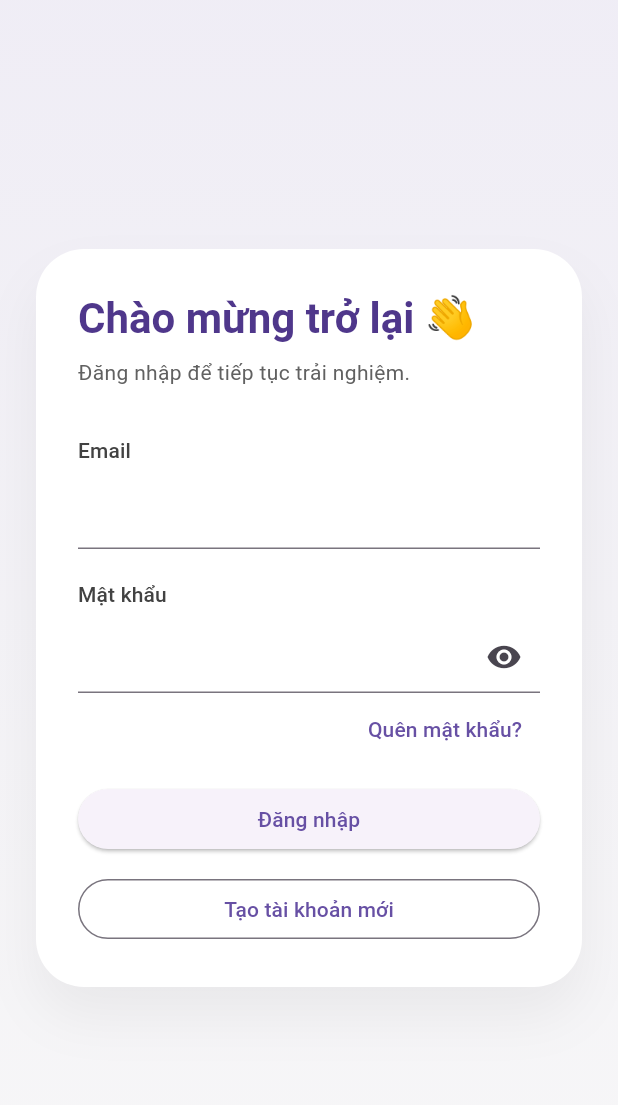
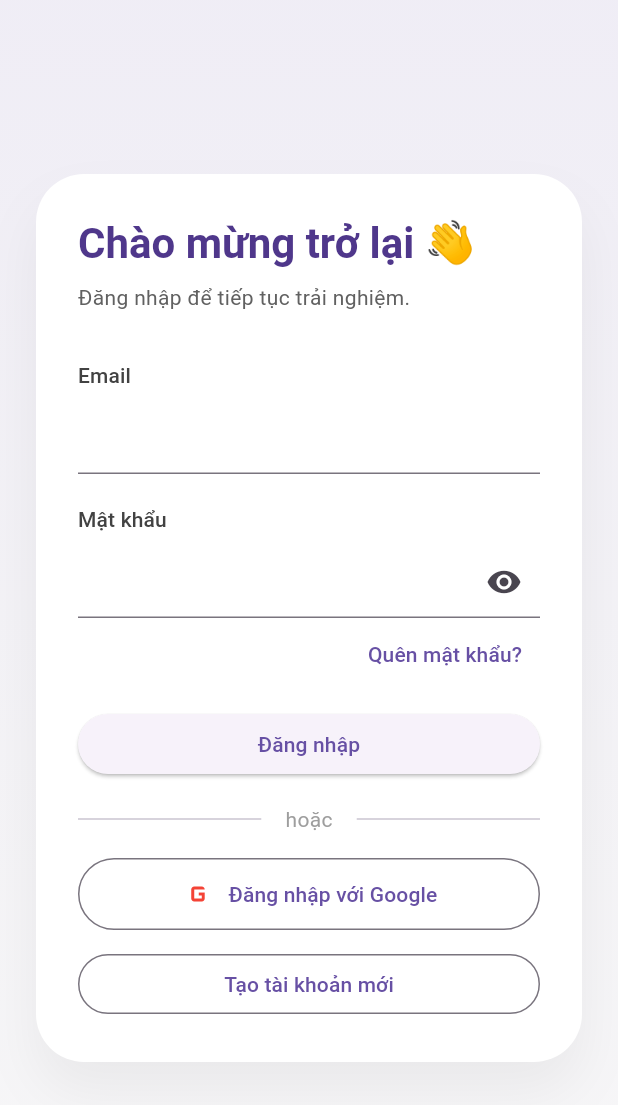
Before and after one commit to Adai-itqnu/Flutter_SocialNetworkMini, a Flutter app: the screen it shows after launch, on a phone screen of 412 x 824 dp. Shown: the top 1105 px of the screen. Run offline on Flutter 3.47's test engine with Material 3 defaults, Android fonts, the light colour scheme and no system bars; our stand-ins replace cloud_firestore, dio, firebase_auth, firebase_core, flutter_dotenv, image_picker; accounts and stored records are empty.

Commit message:
Push project to login/register branch

```diff
--- a/lib/screens/auth/login_screen.dart
+++ b/lib/screens/auth/login_screen.dart
@@ -122,6 +122,41 @@ class _LoginScreenState extends State<LoginScreen> {
                         )
                       : const Text('Đăng nhập'),
                 ),
+                const SizedBox(height: 16),
+                const Row(
+                  children: [
+                    Expanded(child: Divider()),
+                    Padding(
+                      padding: EdgeInsets.symmetric(horizontal: 16),
+                      child: Text(
+                        'hoặc',
+                        style: TextStyle(color: Colors.grey),
+                      ),
+                    ),
+                    Expanded(child: Divider()),
+                  ],
+                ),
+                const SizedBox(height: 16),
+                OutlinedButton.icon(
+                  onPressed: authProvider.isLoading
+                      ? null
+                      : () async {
+                          final success = await authProvider.signInWithGoogle();
+                          if (mounted && !success && authProvider.error != null) {
+                            ScaffoldMessenger.of(context).showSnackBar(
+                              SnackBar(
+                                content: Text(authProvider.error!),
+                                backgroundColor: Colors.red,
+                              ),
+                            );
+                          }
+                        },
+                  icon: const Icon(Icons.g_mobiledata, size: 24, color: Colors.red),
+                  label: const Text('Đăng nhập với Google'),
+                  style: OutlinedButton.styleFrom(
+                    padding: const EdgeInsets.symmetric(vertical: 12),
+                  ),
+                ),
                 const SizedBox(height: 12),
                 OutlinedButton(
                   onPressed: authProvider.isLoading
--- a/pubspec.yaml
+++ b/pubspec.yaml
@@ -35,6 +35,9 @@ dependencies:
   firebase_core: ^3.8.1
   firebase_auth: ^5.3.4
   cloud_firestore: ^5.5.2
+
+  # Google Sign-In
+  google_sign_in: ^6.2.1
 
   # State Management
   provider: ^6.1.2
```
Also changed, not shown: lib/providers/auth_provider.dart (+33 -0 lines), lib/screens/auth/register_screen.dart (+44 -0 lines), lib/services/auth_service.dart (+54 -0 lines), pubspec.lock, 2 other files.
